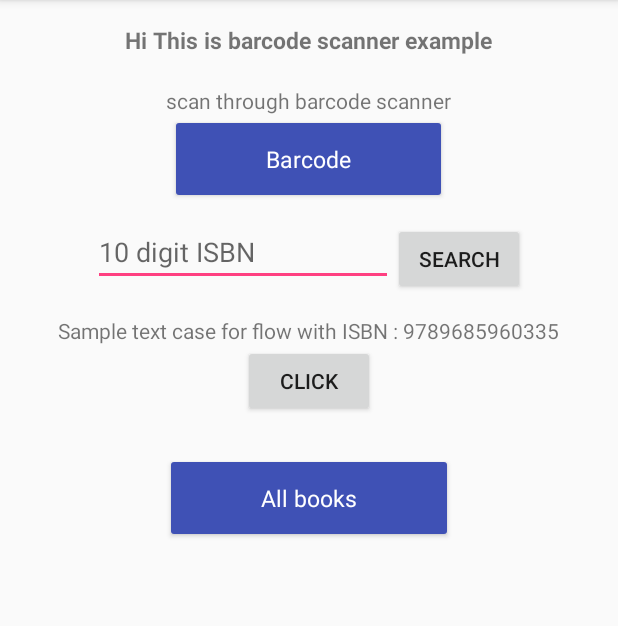
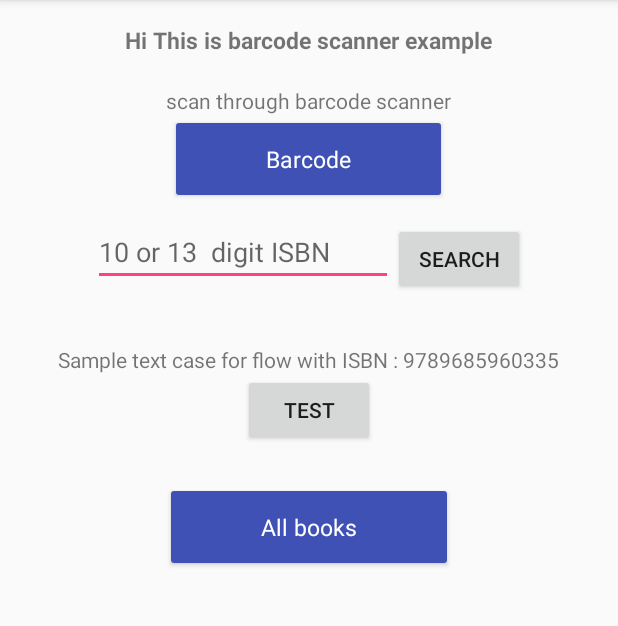
Before and after one commit to vooratarun/BookBarcodeScanner, an Android app: the screen it shows after launch (MainActivity), on a phone screen of 412 x 824 dp, the part 84-710 px from its top. Run offline under Robolectric (Android 15) with nearby library versions, the phone set to English and light mode, and no system bars; our stand-ins replace Volley.

```diff
--- a/app/src/main/java/sample/listup/com/listupsample/activity/ListAllBookActivity.java
+++ b/app/src/main/java/sample/listup/com/listupsample/activity/ListAllBookActivity.java
@@ -27,9 +27,11 @@ import sample.listup.com.listupsample.utils.Helper;
 
 public class ListAllBookActivity extends AppCompatActivity {
 
+    //Variabls
     private ListView  booksListView;
     private BookListAdapter bookListAdapter;
     private List<Book> bookList = new ArrayList<Book>();
+
 
     @Override
     protected void onCreate(Bundle savedInstanceState) {
@@ -40,22 +42,23 @@ public class ListAllBookActivity extends AppCompatActivity {
         booksListView = (ListView) findViewById(R.id.books_list_view);
         bookListAdapter = new BookListAdapter(this,bookList);
         booksListView.setAdapter(bookListAdapter);
+
+        // It is API fetches books
         getBooks();
-
     }
 
     // It fetches all books stored..
     private void getBooks() {
 
+        //GET request to fetch books
         JsonArrayRequest booksRequest =
                 new JsonArrayRequest(Request.Method.GET, Helper.GET_BOOKS_URL,
                         new Response.Listener<JSONArray>() {
             @Override
             public void onResponse(JSONArray response) {
 
-                Toast.makeText(ListAllBookActivity.this, "I got response", Toast.LENGTH_SHORT).show();
+                Toast.makeText(ListAllBookActivity.this, "List is loading..", Toast.LENGTH_SHORT).show();
                 for(int i=0;i<response.length();i++){
-
                     try {
                         JSONObject object = response.getJSONObject(i);
                         String bookImage = object.getString("bookImage");
--- a/app/src/main/java/sample/listup/com/listupsample/activity/MainActivity.java
+++ b/app/src/main/java/sample/listup/com/listupsample/activity/MainActivity.java
@@ -10,19 +10,17 @@ import android.support.v7.app.AlertDialog;
 import android.support.v7.app.AppCompatActivity;
 import android.support.v7.widget.Toolbar;
 import android.util.Log;
-import android.view.MenuItem;
 import android.view.View;
 import android.widget.Button;
 import android.widget.EditText;
 import android.widget.LinearLayout;
+import android.widget.TextView;
 import android.widget.Toast;
 
 import com.android.volley.Request;
 import com.android.volley.Response;
 import com.android.volley.VolleyError;
 import com.android.volley.toolbox.JsonObjectRequest;
-import com.google.zxing.integration.android.IntentIntegrator;
-import com.google.zxing.integration.android.IntentResult;
 
 import org.json.JSONException;
 import org.json.JSONObject;
@@ -34,19 +32,26 @@ import sample.listup.com.listupsample.utils.Helper;
 
 public class MainActivity extends AppCompatActivity implements View.OnClickListener {
 
-    private Button mBarcode;
-    private Button mISBN;
-    private Button allBooks;
-    private EditText ISBNText;
     private static final String ACTION_SCAN = "com.google.zxing.client.android.SCAN";
+
+    //Buttons
+    private Button barcodeBtn;
+    private Button ISBNBtn;
+    private Button allBooksBtn;
+    private Button testCaseBtn;
+    private Button addBookBtn;
+
+    //EditText fields
+    private EditText ISBNEditText;
+    private EditText priceEditText;
+
+    // Layouts
+    private LinearLayout priceLayout;
+    private TextView bookNameTextview;
+
+    //Variables
     private String bookISBN;
-    private LinearLayout priceLayout;
-    private EditText priceEdit;
-    private Button addBookButton;
     private Book insertingBook;
-    private Button testCaseButton;
-
-
 
     @Override
     protected void onCreate(Bundle savedInstanceState) {
@@ -55,20 +60,25 @@ public class MainActivity extends AppCompatActivity implements View.OnClickListe
         Toolbar toolbar = (Toolbar) findViewById(R.id.toolbar);
         setSupportActionBar(toolbar);
 
-        // setting Fields
-        mBarcode = (Button) findViewById(R.id.barcode_scan);
-        mISBN = (Button) findViewById(R.id.isbn_code);
-        mBarcode.setOnClickListener(this);
-        mISBN.setOnClickListener(this);
-        allBooks = (Button) findViewById(R.id.all_books);
-        allBooks.setOnClickListener(this);
-        ISBNText = (EditText) findViewById(R.id.isbn_text);
+        // setting Fields and listeners on buttons
+        barcodeBtn = (Button) findViewById(R.id.barcode_scan);
+        ISBNBtn = (Button) findViewById(R.id.isbn_code);
+        allBooksBtn = (Button) findViewById(R.id.all_books);
+        addBookBtn = (Button) findViewById(R.id.addBook);
+        testCaseBtn = (Button) findViewById(R.id.testCase);
+        addBookBtn.setOnClickListener(this);
+        barcodeBtn.setOnClickListener(this);
+        ISBNBtn.setOnClickListener(this);
+        allBooksBtn.setOnClickListener(this);
+        testCaseBtn.setOnClickListener(this);
+
+        // setting Layouts
         priceLayout = (LinearLayout) findViewById(R.id.price_layout);
-        priceEdit = (EditText) findViewById(R.id.price);
-        addBookButton = (Button) findViewById(R.id.addBook);
-        addBookButton.setOnClickListener(this);
-        testCaseButton = (Button) findViewById(R.id.testCase);
-        testCaseButton.setOnClickListener(this);
+
+        //Setting Text fields
+        ISBNEditText = (EditText) findViewById(R.id.isbn_text);
+        priceEditText = (EditText) findViewById(R.id.price);
+        bookNameTextview = (TextView) findViewById(R.id.bookname_detected);
     }
 
 
@@ -79,6 +89,7 @@ public class MainActivity extends AppCompatActivity implements View.OnClickListe
         switch (view.getId()){
             case R.id.barcode_scan :
                 scanBar(); // opens the scan activity
+               // scanBarcode();
                 break;
 
             // To get All the books
@@ -88,22 +99,22 @@ public class MainActivity extends AppCompatActivity implements View.OnClickListe
 
             // To get book details from ISBN code
             case R.id.isbn_code :
-                    if(ISBNText.getText().toString().length() > 0) {
-                        Toast.makeText(this, ISBNText.getText().toString(), Toast.LENGTH_SHORT).show();
-                        getBookDetails(ISBNText.getText().toString());
+                    if(ISBNEditText.getText().toString().length() > 0) {
+                        Toast.makeText(this, ISBNEditText.getText().toString(), Toast.LENGTH_SHORT).show();
+                        getBookDetails(ISBNEditText.getText().toString());
                     } else {
                         Toast.makeText(this, "Please Enter code.", Toast.LENGTH_SHORT).show();
                     }
                 break;
 
-            // It inserts book object into database.
+            // It  asks for price and inserts book object into database.
             case R.id.addBook :
-                String priceText = priceEdit.getText().toString();
+                String priceText = priceEditText.getText().toString();
                 if(priceText.length() > 0 ){
                     insertingBook.setBookPrice(Integer.parseInt(priceText));
                     insertBookInDB(insertingBook);
                 } else {
-                    Toast.makeText(this, "Please Enter priceEdit..", Toast.LENGTH_SHORT).show();
+                    Toast.makeText(this, "Please Enter priceEditText..", Toast.LENGTH_SHORT).show();
                 }
                 break;
 
@@ -119,7 +130,6 @@ public class MainActivity extends AppCompatActivity implements View.OnClickListe
     }
 
     // product barcode mode. It scans barcode on Product mode
-
     public void scanBar() {
         try {
             //start the scanning activity from the com.google.zxing.client.android.SCAN intent
@@ -133,7 +143,6 @@ public class MainActivity extends AppCompatActivity implements View.OnClickListe
     }
 
     //alert dialog for downloadDialog, It will execute if No Scanner found, It installs one.
-
     private static AlertDialog showDialog(final Activity act, CharSequence title,
                                           CharSequence message, CharSequence buttonYes, CharSequence buttonNo) {
         AlertDialog.Builder downloadDialog = new AlertDialog.Builder(act);
@@ -168,7 +177,7 @@ public class MainActivity extends AppCompatActivity implements View.OnClickListe
                 String format = intent.getStringExtra("SCAN_RESULT_FORMAT");
                 Log.d("ScanResult",contents);
 
-                // We got product ISBN number .
+                // We got product ISBN number and so get googlebook details
                 getBookDetails(format);
             }
         }
@@ -177,7 +186,7 @@ public class MainActivity extends AppCompatActivity implements View.OnClickListe
     // This uses google API to fetch bookdata from ISBN numbers.
     private void getBookDetails(String bookISBN) {
 
-        String url = Helper.GOOGLE_BOOKS_API+bookISBN;
+        String url = Helper.GOOGLE_BOOKS_API + bookISBN;
 
         // Volley request to get bookdata json.
         JsonObjectRequest request = new JsonObjectRequest(Request.Method.GET, url,
@@ -195,7 +204,8 @@ public class MainActivity extends AppCompatActivity implements View.OnClickListe
                                 getString("smallThumbnail");
                         // Its Enter price and add book button will be activated.
                         priceLayout.setVisibility(View.VISIBLE);
-                        addBookButton.setVisibility(View.VISIBLE);
+                        addBookBtn.setVisibility(View.VISIBLE);
+                        bookNameTextview.setText(title);
                         insertingBook  = new Book(title,0,imageUrl);
                     }else {
                         Toast.makeText(MainActivity.this, "No book found with this ISBN", Toast.LENGTH_SHORT).show();
@@ -237,8 +247,9 @@ public class MainActivity extends AppCompatActivity implements View.OnClickListe
             public void onResponse(JSONObject response) {
                 try {
                     Toast.makeText(MainActivity.this, response.getString("result"), Toast.LENGTH_SHORT).show();
+                    ISBNEditText.setText("");
                     priceLayout.setVisibility(View.GONE);
-                    addBookButton.setVisibility(View.GONE);
+                    addBookBtn.setVisibility(View.GONE);
                 } catch (JSONException e) {
                     e.printStackTrace();
                 }
--- a/app/src/main/java/sample/listup/com/listupsample/adapter/BookListAdapter.java
+++ b/app/src/main/java/sample/listup/com/listupsample/adapter/BookListAdapter.java
@@ -24,6 +24,7 @@ import sample.listup.com.listupsample.utils.AppController;
 
 public class BookListAdapter extends BaseAdapter {
 
+    //Class Variables
     private Activity activity;
     private LayoutInflater inflater;
     private List<Book> bookItems;
--- a/app/src/main/java/sample/listup/com/listupsample/utils/AppController.java
+++ b/app/src/main/java/sample/listup/com/listupsample/utils/AppController.java
@@ -10,12 +10,14 @@ import com.android.volley.toolbox.Volley;
 
 /**
  * Created by admin on 20-Jan-17.
+ * This file is Application controller Singleton object
  */
 
 public class AppController extends Application {
 
     public static final String TAG = AppController.class.getSimpleName();
 
+    //Volley request Queue
     private RequestQueue mRequestQueue;
     private ImageLoader mImageLoader;
 
--- a/app/src/main/java/sample/listup/com/listupsample/utils/Helper.java
+++ b/app/src/main/java/sample/listup/com/listupsample/utils/Helper.java
@@ -7,9 +7,14 @@ package sample.listup.com.listupsample.utils;
 
 public class Helper {
 
+    //base url
     public static final String URL = "http://52.74.62.47:3000";
+
+    // handing Endpoints on baseURl
     public static final String GET_BOOKS_URL = URL +"/books";
     public static final String INSERT_BOOK_URL = URL +"/create/book";
+
+    //Googlebooks api url
     public static final String GOOGLE_BOOKS_API = "https://www.googleapis.com/books/v1/volumes?q=isbn:";
 
 
--- a/app/src/main/res/layout/content_main.xml
+++ b/app/src/main/res/layout/content_main.xml
@@ -53,7 +53,7 @@
             android:id="@+id/isbn_text"
             android:layout_width="200dp"
             android:layout_height="wrap_content"
-            android:hint="10 digit ISBN" />
+            android:hint="10 or 13  digit ISBN" />
 
         <Button
             android:text="SEARCH"
@@ -63,8 +63,16 @@
             android:layout_height="wrap_content" />
     </LinearLayout>
 
+    <TextView
+        android:id="@+id/bookname_detected"
+        android:text=""
+        android:gravity="center"
+        android:layout_gravity="center"
+        android:layout_width="wrap_content"
+        android:layout_height="wrap_content" />
 
     <LinearLayout
+        android:layout_marginTop="5dp"
         android:id="@+id/price_layout"
         android:visibility="gone"
         android:gravity="center"
@@ -103,7 +111,7 @@
         android:layout_height="wrap_content" />
 
     <Button
-        android:text="Click"
+        android:text="Test"
         android:id="@+id/testCase"
         android:gravity="center"
         android:layout_gravity="center"
```
